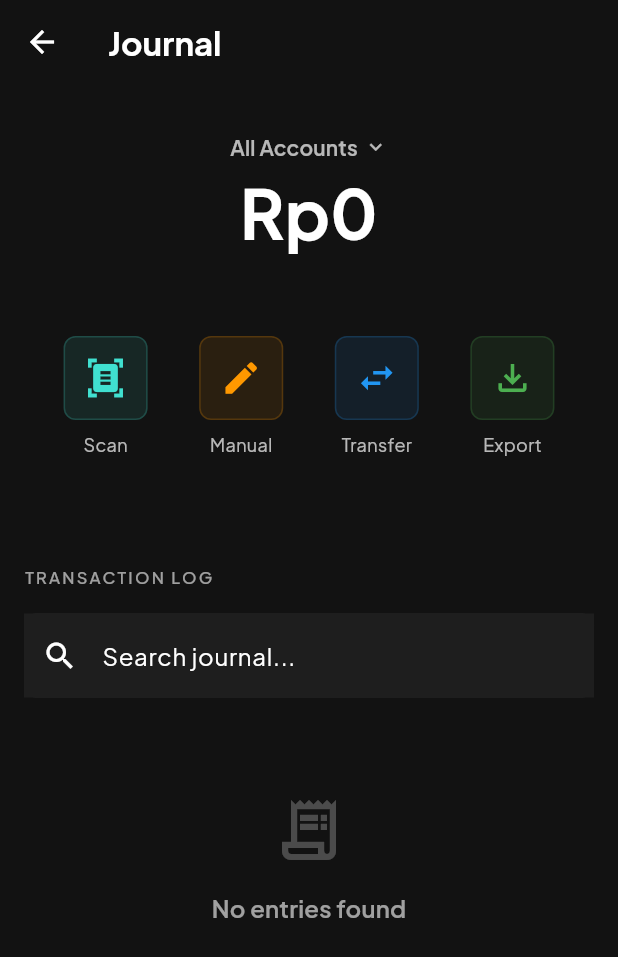
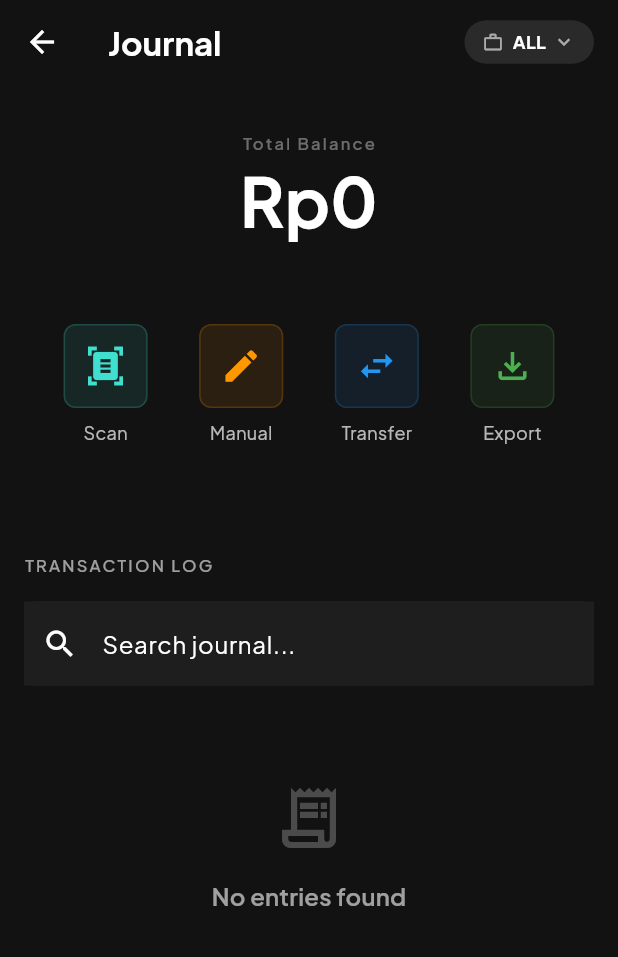
Before and after one commit to OlssenLS/P9-Ledge, a Flutter app: the TransactionsScreen screen opened directly, on a phone screen of 412 x 824 dp. Shown: the top 957 px of the screen. Run offline on Flutter 3.47's test engine with Material 3 defaults, Android fonts, the light colour scheme and no system bars; drawn by our look-alikes of flutter_animate; our stand-ins replace drift, fl_chart, flutter_riverpod, get_it, go_router, google_fonts and 5 more; missing offline and left inert: google_mlkit_text_recognition; accounts and stored records are empty; generated files the repository leaves out were written again.

Commit message:
style(ui): move account filter to appbar pill with fully rounded stadium border

```diff
--- a/lib/features/transactions/presentation/transactions_screen.dart
+++ b/lib/features/transactions/presentation/transactions_screen.dart
@@ -163,6 +163,37 @@ class _TransactionsScreenState extends ConsumerState<TransactionsScreen> {
                 centerTitle: false,
                 floating: true,
                 pinned: true,
+                actions: [
+                  Center(
+                    child: Padding(
+                      padding: const EdgeInsets.only(right: Spacing.md),
+                      child: InkWell(
+                        onTap: () => _showAccountPicker(allAccounts),
+                        borderRadius: BorderRadius.circular(100),
+                        child: Container(
+                          padding: const EdgeInsets.symmetric(horizontal: 12, vertical: 6),
+                          decoration: BoxDecoration(
+                            color: Colors.white10,
+                            borderRadius: BorderRadius.circular(100),
+                          ),
+                          child: Row(
+                            mainAxisSize: MainAxisSize.min,
+                            children: [
+                              const Icon(Icons.work_outline, size: 14, color: Colors.white60),
+                              const SizedBox(width: 6),
+                              Text(
+                                _selectedAccountId == null ? 'ALL' : accountName.toUpperCase(),
+                                style: const TextStyle(fontSize: 12, fontWeight: FontWeight.bold, color: Colors.white),
+                              ),
+                              const SizedBox(width: 4),
+                              const Icon(Icons.keyboard_arrow_down, size: 16, color: Colors.white60),
+                            ],
+                          ),
+                        ),
+                      ),
+                    ),
+                  ),
+                ],
               ),
 
               // Section 1: Total Balance
@@ -171,18 +202,11 @@ class _TransactionsScreenState extends ConsumerState<TransactionsScreen> {
                   padding: const EdgeInsets.symmetric(vertical: Spacing.xl, horizontal: Spacing.md),
                   child: Column(
                     children: [
-                      GestureDetector(
-                        onTap: () => _showAccountPicker(allAccounts),
-                        child: Row(
-                          mainAxisSize: MainAxisSize.min,
-                          children: [
-                            Text(accountName, style: theme.textTheme.titleSmall?.copyWith(color: Colors.white70)),
-                            const SizedBox(width: 4),
-                            const Icon(Icons.keyboard_arrow_down, size: 16, color: Colors.white70),
-                          ],
-                        ),
+                      Text(
+                        'Total Balance',
+                        style: theme.textTheme.labelSmall?.copyWith(letterSpacing: 1.5, color: Colors.white38),
                       ),
-                      const SizedBox(height: Spacing.sm),
+                      const SizedBox(height: Spacing.xs),
                       Text(
                         CurrencyFormatter.format(totalBalance),
                         style: theme.textTheme.displayMedium?.copyWith(fontWeight: FontWeight.bold, color: Colors.white),
```
